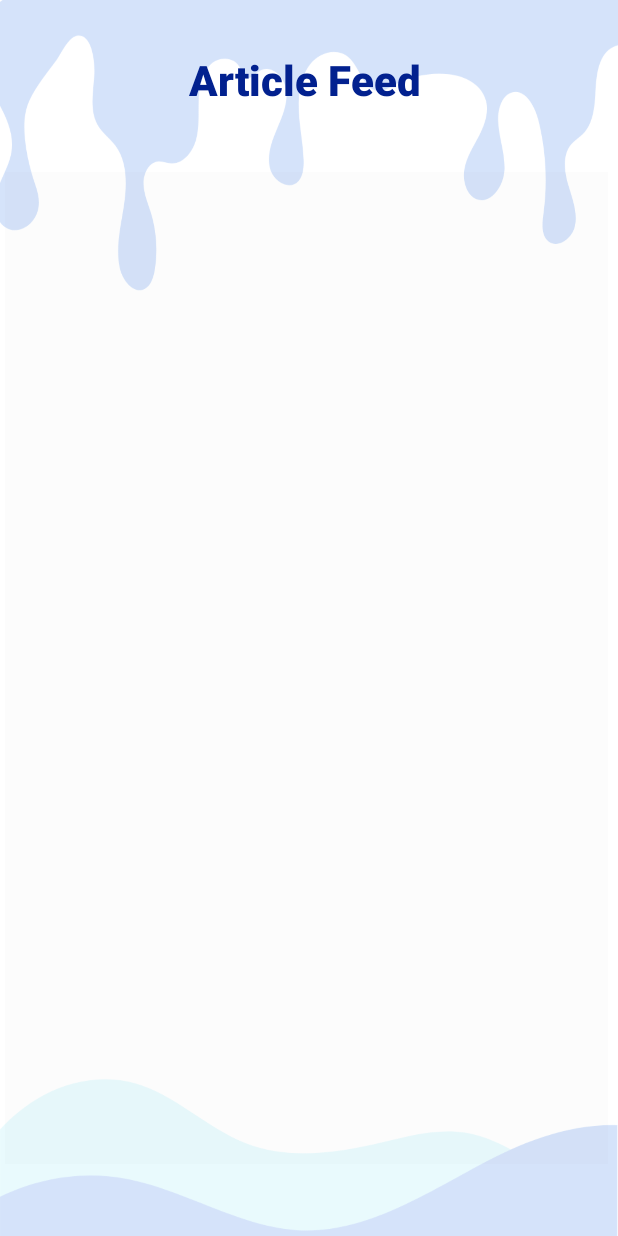
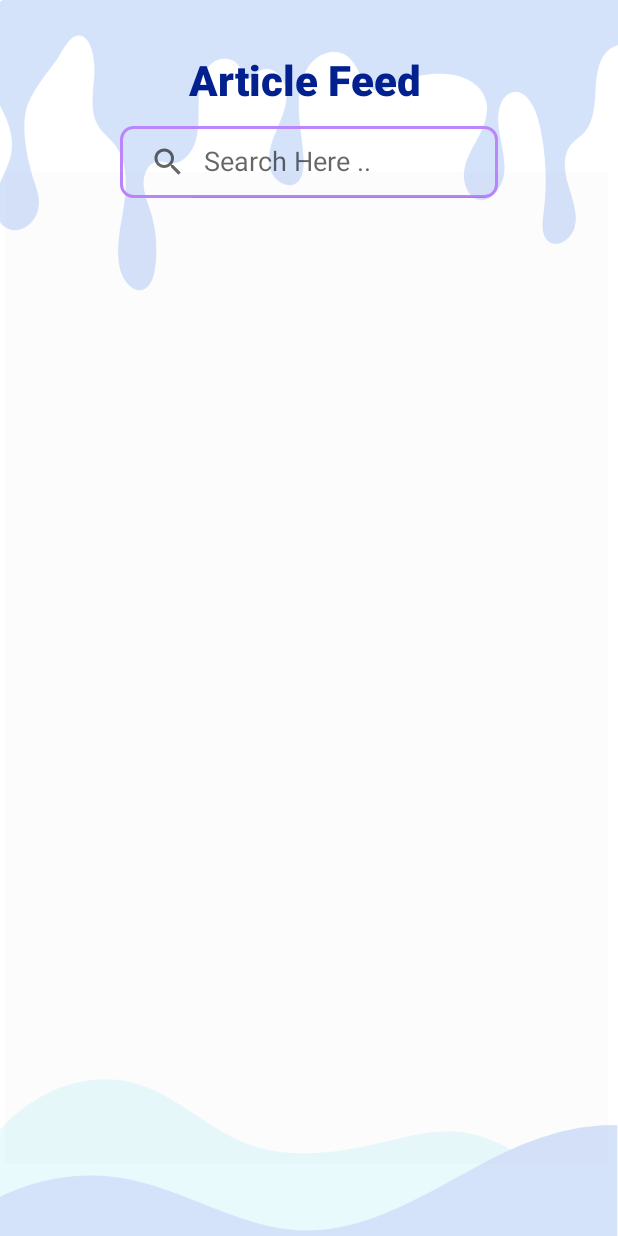
Before and after one commit to pramoda99/White-Light-Health-Service, an Android app: the GReadShowActivity screen opened directly, with no data from a screen before it, on a phone screen of 412 x 824 dp. Run offline under Robolectric (Android 15) with nearby library versions, the phone set to English and light mode, and no system bars; our stand-ins replace Firebase (no records; nobody signed in at launch, a user with empty details on screens opened directly).

Commit message:
Add search bar

```diff
--- a/app/src/main/java/com/example/study_with_teddy/GFlashCardsMain.java
+++ b/app/src/main/java/com/example/study_with_teddy/GFlashCardsMain.java
@@ -1,34 +1,27 @@
 package com.example.study_with_teddy;
 
 import android.annotation.SuppressLint;
+import android.app.DatePickerDialog;
 import android.content.Intent;
 import android.os.Bundle;
 import android.view.View;
 import android.widget.Button;
+import android.widget.DatePicker;
 import android.widget.EditText;
 import android.widget.ImageButton;
 import android.widget.Toast;
 
-
-import android.app.DatePickerDialog;
-
-
-import android.widget.DatePicker;
-
-
-import java.text.DateFormat;
-import java.util.Calendar;
-
 import androidx.annotation.NonNull;
 import androidx.appcompat.app.AppCompatActivity;
 import androidx.appcompat.app.AppCompatDialogFragment;
-import androidx.fragment.app.DialogFragment;
 
 import com.google.android.gms.tasks.OnCompleteListener;
 import com.google.android.gms.tasks.OnFailureListener;
 import com.google.android.gms.tasks.Task;
 import com.google.firebase.firestore.FirebaseFirestore;
 
+import java.text.DateFormat;
+import java.util.Calendar;
 import java.util.HashMap;
 import java.util.UUID;
 
@@ -106,8 +99,9 @@ public class GFlashCardsMain extends AppCompatActivity implements DatePickerDial
                     String id = UUID.randomUUID().toString();
                     saveToFireStore(id , title , desc, author, date);
                 }
+                startActivity(new Intent(GFlashCardsMain.this , GShowActivity.class));
+            }
 
-            }
         });
     }
 
--- /dev/null
+++ b/app/src/main/res/drawable/search_view_bg.xml
@@ -0,0 +1,7 @@
+<?xml version="1.0" encoding="utf-8"?>
+<shape xmlns:android="http://schemas.android.com/apk/res/android">
+
+    <corners android:radius="8dp"/>
+    <stroke android:color="@color/purple_200"
+        android:width="2dp"/>
+</shape>
--- a/app/src/main/res/layout/activity_g_read_article_main.xml
+++ b/app/src/main/res/layout/activity_g_read_article_main.xml
@@ -7,6 +7,20 @@
     android:background="@drawable/wall"
     tools:context=".CShowActivity">
 
+    <androidx.appcompat.widget.SearchView
+        android:id="@+id/searchView"
+        android:layout_width="252dp"
+        android:layout_height="wrap_content"
+        android:layout_margin="8dp"
+        android:layout_marginBottom="8dp"
+        android:background="@drawable/search_view_bg"
+        app:iconifiedByDefault="false"
+        app:layout_constraintBottom_toBottomOf="parent"
+        app:layout_constraintEnd_toEndOf="parent"
+        app:layout_constraintStart_toStartOf="parent"
+        app:layout_constraintTop_toTopOf="parent"
+        app:layout_constraintVertical_bias="0.1"
+        app:queryHint="Search Here .." />
 
     <androidx.recyclerview.widget.RecyclerView
         android:id="@+id/recyclerview"
```
